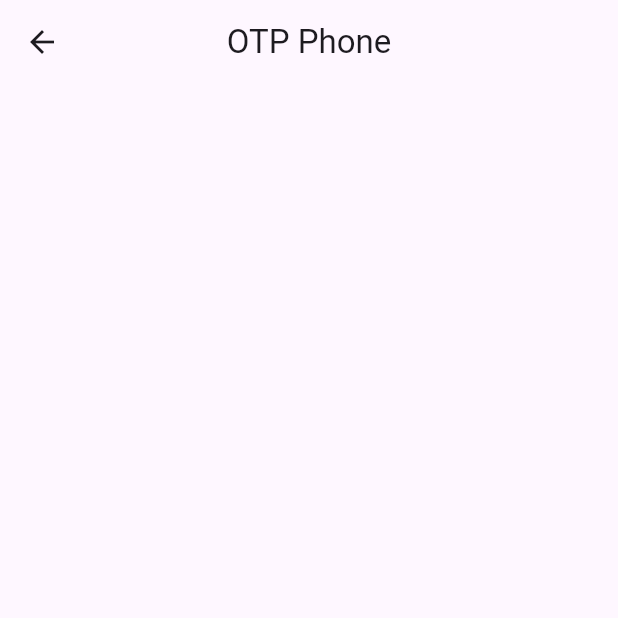
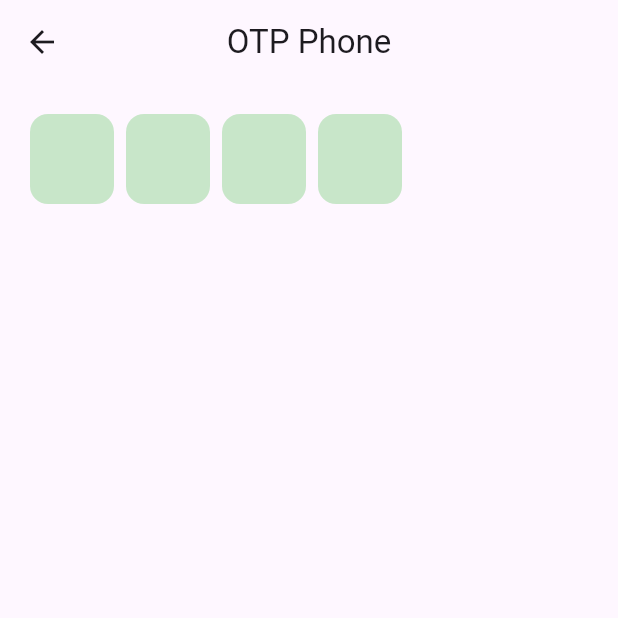
Before and after one commit to alttiplano/Mi_Tiendita, a Flutter app: the OtpPhone screen opened by its route, on a phone screen of 412 x 824 dp, the top half of it. Run offline on Flutter 3.47's test engine with Material 3 defaults, Android fonts, the phone set to English and light mode, and no system bars; drawn by our look-alikes of pinput; our stand-ins replace intl_phone_field.

Commit message:
:arrow_up: Update `new 2.0`

```diff
--- a/lib/src/pages/login/auth/otp_phone.dart
+++ b/lib/src/pages/login/auth/otp_phone.dart
@@ -1,10 +1,23 @@
 import 'package:flutter/material.dart';
+import 'package:pinput/pinput.dart';
 
 class OtpPhone extends StatelessWidget {
   const OtpPhone({super.key});
 
   @override
   Widget build(BuildContext context) {
+    final defaultPinTheme = PinTheme(
+      width: 56,
+      height: 60,
+      textStyle: const TextStyle(
+        fontSize: 22,
+        color: Colors.black,
+      ),
+      decoration: BoxDecoration(
+          color: Colors.green.shade100,
+          borderRadius: BorderRadius.circular(12),
+          border: Border.all(color: Colors.transparent)),
+    );
     return Scaffold(
       appBar: AppBar(
         title: const Text('OTP Phone'),
@@ -12,7 +25,18 @@ class OtpPhone extends StatelessWidget {
       ),
       body: SingleChildScrollView(
         padding: const EdgeInsets.all(20),
-        child: Container(),
+        child: Container(
+          child: Pinput(
+            length: 4,
+            defaultPinTheme: defaultPinTheme,
+            focusedPinTheme: defaultPinTheme.copyWith(
+              decoration: defaultPinTheme.decoration!.copyWith(
+                border: Border.all(color: Colors.green),
+              ),
+            ),
+            onCompleted: (pin) => debugPrint(pin),
+          ),
+        ),
       ),
     );
   }
```
